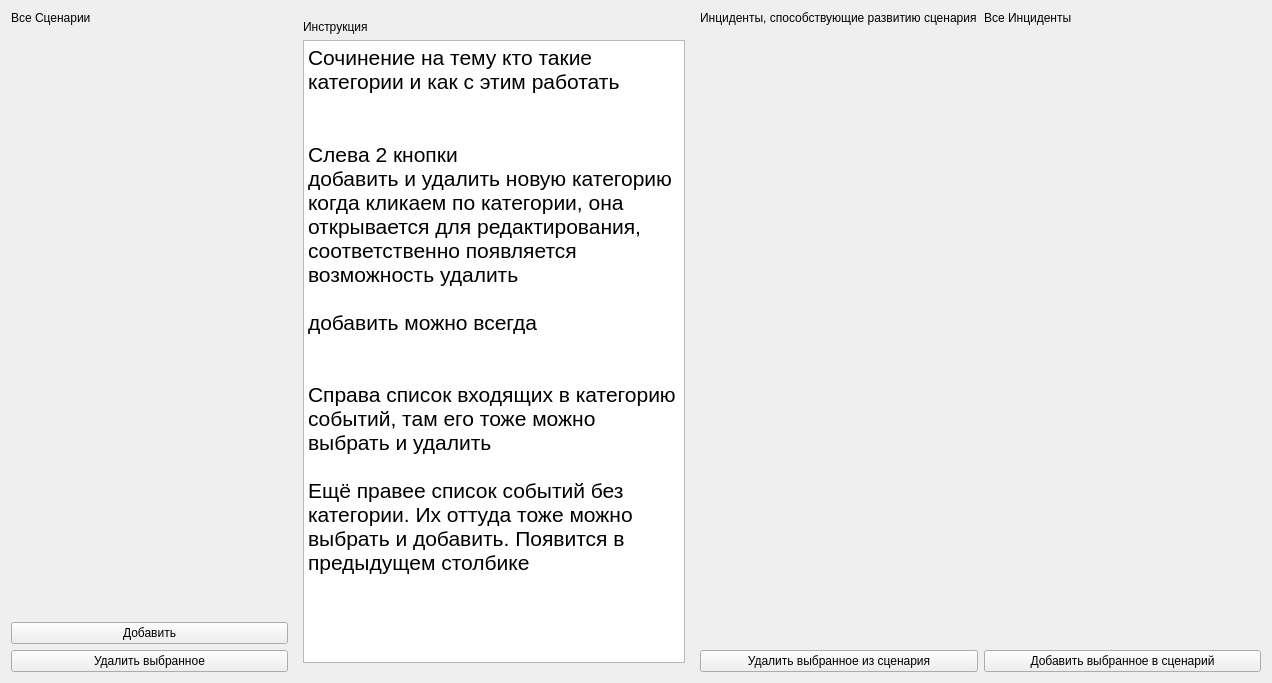
Qt form ui/admin/AdminScenariesWidget.ui (xamlo721/SecurityHelper) before a commit.
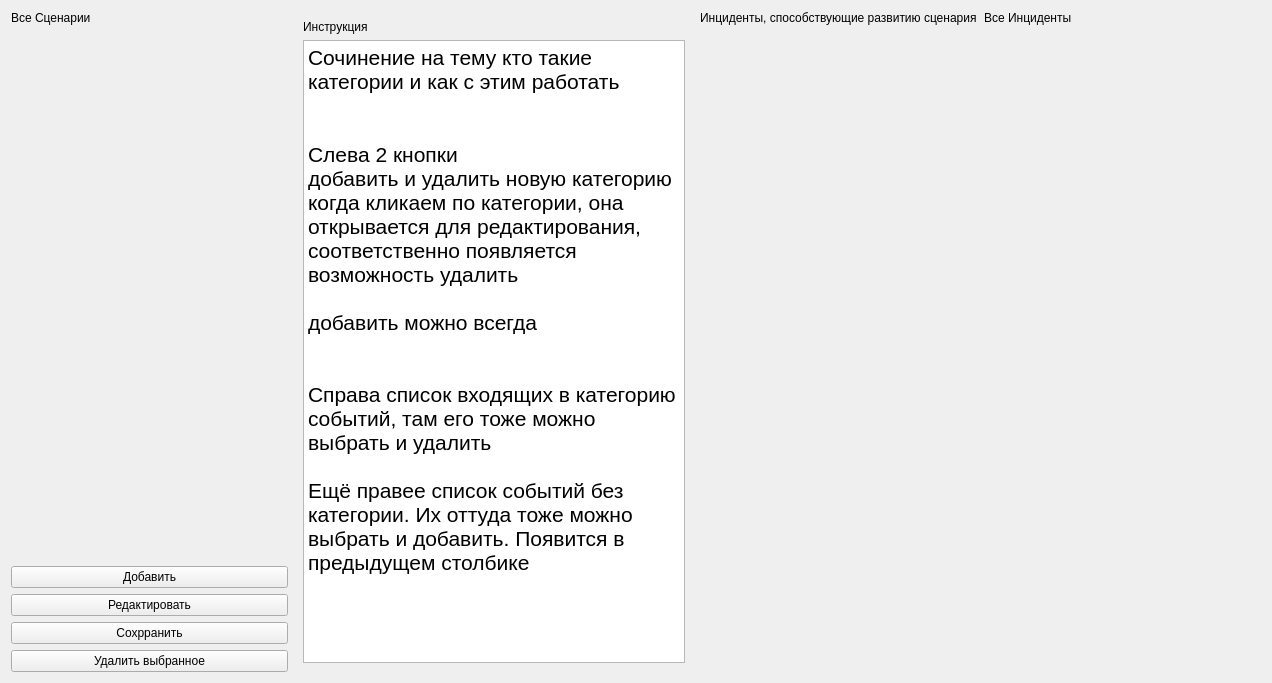
The same form after that commit. Custom widgets are drawn as their Qt base class.

Commit message: update Scenaries widget

Diff of the .ui file:
```diff
--- a/ui/admin/AdminScenariesWidget.ui
+++ b/ui/admin/AdminScenariesWidget.ui
@@ -41,7 +41,21 @@
       </widget>
      </item>
      <item>
-      <widget class="QPushButton" name="pushButton_deleteSelectedScenaries">
+      <widget class="QPushButton" name="pushButton_editScenario">
+       <property name="text">
+        <string>Редактировать</string>
+       </property>
+      </widget>
+     </item>
+     <item>
+      <widget class="QPushButton" name="pushButton_saveScenario">
+       <property name="text">
+        <string>Сохрранить</string>
+       </property>
+      </widget>
+     </item>
+     <item>
+      <widget class="QPushButton" name="pushButton_deleteScenario">
        <property name="text">
         <string>Удалить выбранное</string>
        </property>
@@ -105,13 +119,6 @@
        </property>
       </widget>
      </item>
-     <item>
-      <widget class="QPushButton" name="pushButton_removeFromScenario">
-       <property name="text">
-        <string>Удалить выбранное из сценария</string>
-       </property>
-      </widget>
-     </item>
     </layout>
    </item>
    <item>
@@ -133,13 +140,6 @@
        </property>
       </widget>
      </item>
-     <item>
-      <widget class="QPushButton" name="pushButton_addToScenario">
-       <property name="text">
-        <string>Добавить выбранное в сценарий</string>
-       </property>
-      </widget>
-     </item>
     </layout>
    </item>
   </layout>
```
